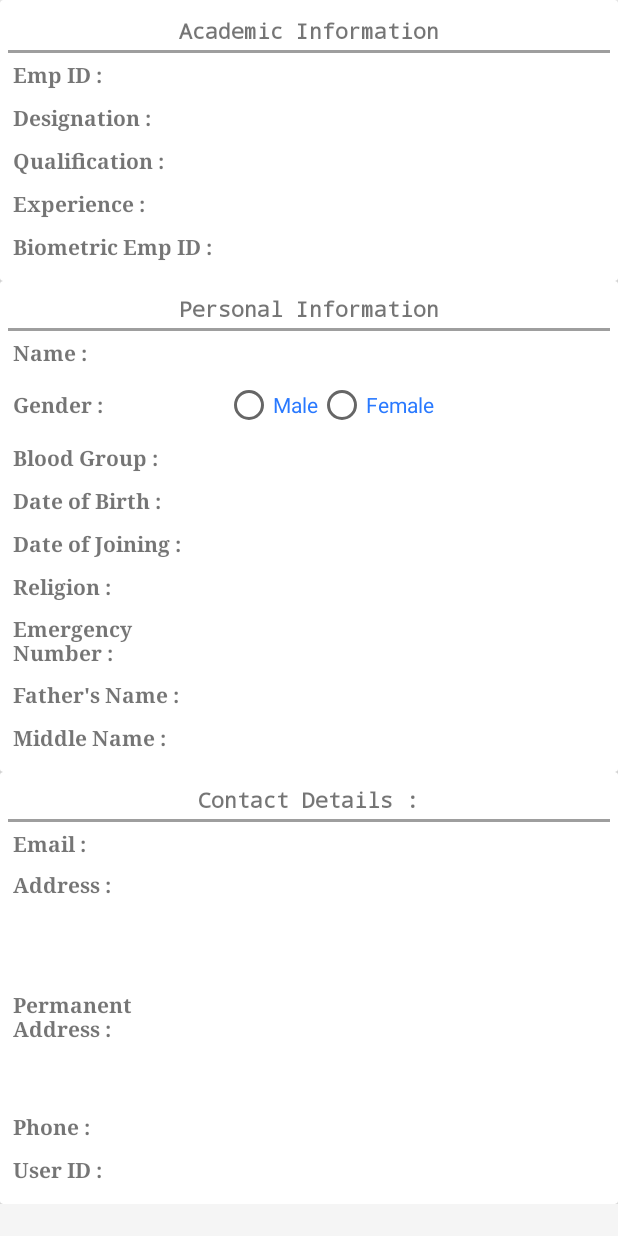
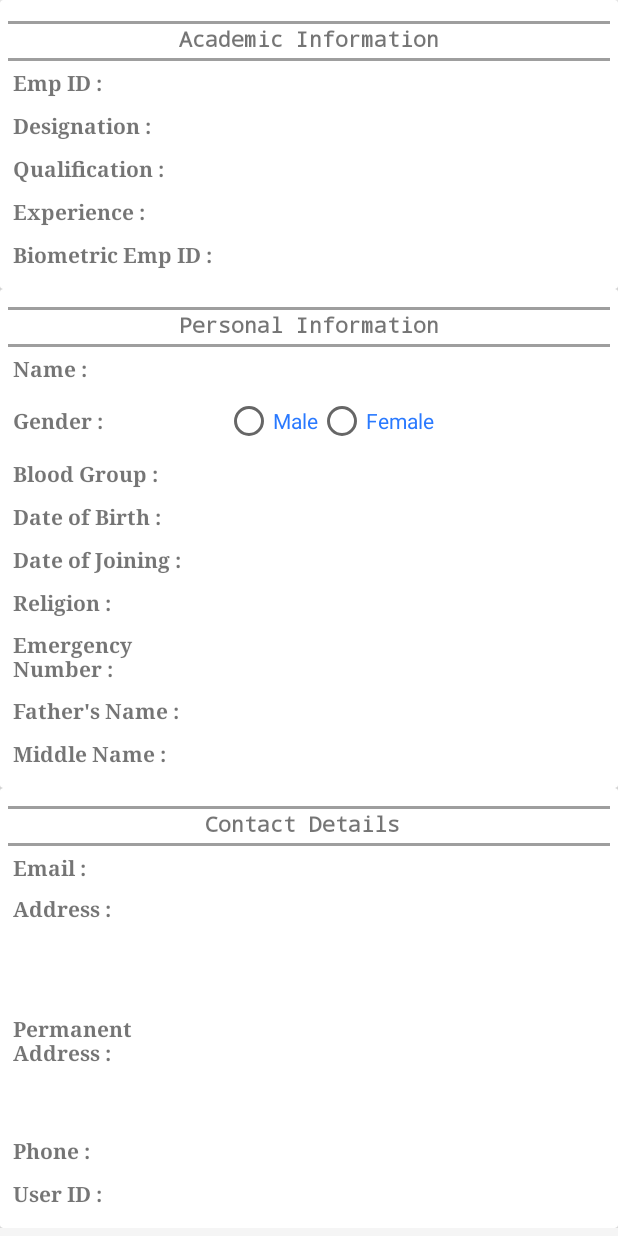
Before and after one commit to Androhit/CNVTeachers, an Android app: the layout content_employee_details.xml on its own in the app's theme, with its tools: preview values and no code run, on a phone screen of 412 x 824 dp. Run offline under Robolectric (Android 15) with nearby library versions, the phone set to English and light mode, and no system bars.

Commit message:
new comment added

```diff
--- a/app/src/main/res/layout/content_employee_details.xml
+++ b/app/src/main/res/layout/content_employee_details.xml
@@ -26,6 +26,12 @@
                 android:layout_marginTop="5dp"
                 android:layout_marginBottom="3dp"
                 android:background="@color/white">
+
+                <View
+                    android:layout_width="match_parent"
+                    android:layout_height="2dp"
+                    android:background="@color/grey_500"
+                    android:layout_marginTop="3dp"/>
 
                 <TextView
                     android:layout_width="wrap_content"
@@ -227,6 +233,12 @@
                 android:layout_marginTop="3dp"
                 android:layout_marginBottom="3dp"
                 android:background="@color/white">
+
+                <View
+                    android:layout_width="match_parent"
+                    android:layout_height="2dp"
+                    android:background="@color/grey_500"
+                    android:layout_marginTop="3dp"/>
 
                 <TextView
                     android:layout_width="wrap_content"
@@ -573,6 +585,12 @@
                 android:layout_marginBottom="3dp"
                 android:background="@color/white">
 
+                <View
+                    android:layout_width="match_parent"
+                    android:layout_height="2dp"
+                    android:background="@color/grey_500"
+                    android:layout_marginTop="3dp"/>
+
                 <TextView
                     android:layout_width="wrap_content"
                     android:layout_height="wrap_content"
@@ -581,7 +599,7 @@
                     android:typeface="monospace"
                     android:drawablePadding="5dp"
                     android:layout_gravity="center"
-                    android:text="Contact Details :"/>
+                    android:text="Contact Details "/>
 
                 <View
                     android:layout_width="match_parent"
```
